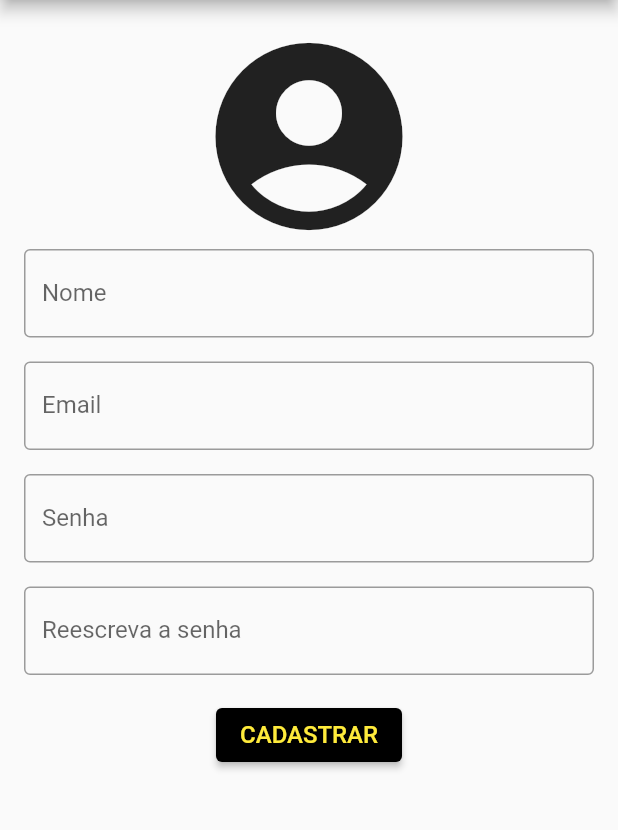
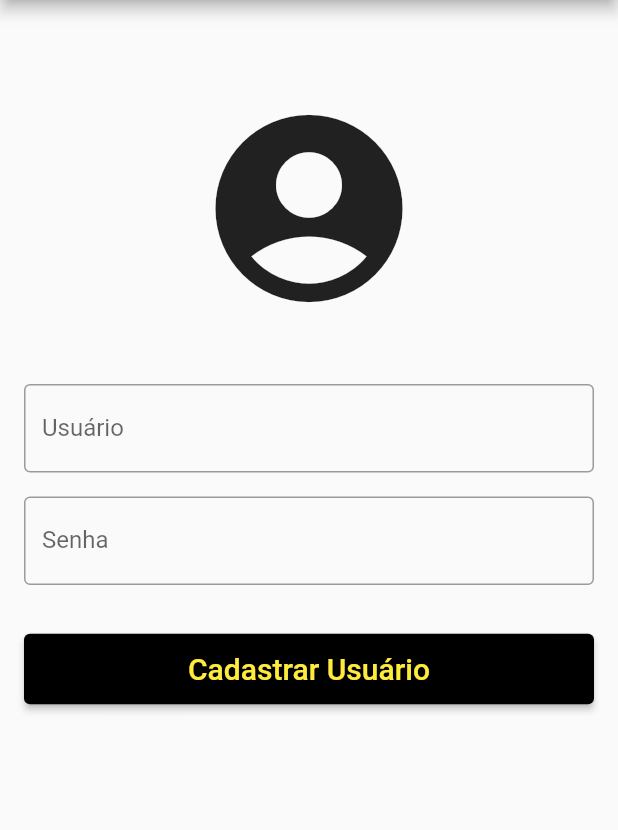
Before and after one commit to MarcosFelype/AstroApp-Project, a Flutter app: the screen it shows after launch, after a tap on "LOGIN", after a tap on "CADASTRE-SE", on a phone screen of 412 x 824 dp, the part 84-914 px from its top. Run offline on Flutter 3.47's test engine with Material 2 defaults, Android fonts, the phone set to English and light mode, and no system bars; our stand-ins replace sqflite, url_launcher_web; missing offline and left inert: shared_preferences_web; accounts and stored records are empty.

```diff
--- a/astroapp/lib/pages/cadastropage.dart
+++ b/astroapp/lib/pages/cadastropage.dart
@@ -1,16 +1,23 @@
+import 'package:astroapp/data/user_dao.dart';
+import 'package:astroapp/domain/user.dart';
 import 'package:flutter/material.dart';
 
-class CadastroPage extends StatefulWidget {
-  const CadastroPage({Key? key}) : super(key: key);
+class CadastroUser extends StatefulWidget {
+  const CadastroUser({Key? key}) : super(key: key);
 
   @override
-  State<CadastroPage> createState() => _CadastroPageState();
+  State<CadastroUser> createState() => _CadastroUserState();
 }
 
-class _CadastroPageState extends State<CadastroPage> {
+class _CadastroUserState extends State<CadastroUser> {
+  final _formKey = GlobalKey<FormState>();
+  TextEditingController userController = TextEditingController();
+  TextEditingController passwordController = TextEditingController();
+
   @override
   Widget build(BuildContext context) {
-    return Scaffold(
+    return SafeArea(
+      child: Scaffold(
         appBar: AppBar(
           backgroundColor: Color.fromARGB(255, 18, 30, 138),
           centerTitle: true,
@@ -18,70 +25,104 @@ class _CadastroPageState extends State<CadastroPage> {
             style: TextStyle(color: Colors.white),
           ),
         ),
-        body: ListView(
+        body: buildBody(),
+      ),
+    );
+  }
+
+  buildBody() {
+
+    return Padding(
+      padding: const EdgeInsets.all(16.0),
+      child: SingleChildScrollView(
+
+        child: Form(
+          key: _formKey,
+          child: Column(
+            crossAxisAlignment: CrossAxisAlignment.stretch,
             children: [
-            Container(
-              padding: const EdgeInsets.all(16),
-              decoration: const BoxDecoration(
-                color: Colors.transparent,
-              ),
-              child: Column(
-                  children: [
+              const SizedBox(height: 48),
               const Icon(
                 Icons.account_circle,
                 size: 150,
               ),
-                    const TextField(
-                      keyboardType: TextInputType.emailAddress,
-                      decoration: InputDecoration(
-                          labelText: 'Nome',
-                          border: OutlineInputBorder()
+              const SizedBox(height: 42),
+              TextFormField(
+                validator: (value) {
+                  if (value == null || value.isEmpty) {
+                    return 'Campo e-mail obrigatório';
+                  }
+                  return null;
+                },
+                controller: userController,
+                decoration: const InputDecoration(
+                    border: OutlineInputBorder(), labelText: 'Usuário'),
+              ),
+              const SizedBox(height: 16),
+              TextFormField(
+                controller: passwordController,
+                obscureText: true,
+                validator: (value) {
+                  if (value == null || value.isEmpty) {
+                    return 'Campo senha obrigatório';
+                  } else if (value.length < 6) {
+                    return 'Senha deve possuir no mínimo 8 digitos';
+                  }
+
+                  return null;
+                },
+                decoration: const InputDecoration(
+                    border: OutlineInputBorder(), labelText: 'Senha'),
+              ),
+              const SizedBox(height: 32),
+              ElevatedButton(
+                onPressed: onPressed,
+                style:
+                    ElevatedButton.styleFrom(primary: Colors.black),
+                child: const Padding(
+                  padding: EdgeInsets.symmetric(vertical: 12.0),
+                  child: Text(
+                    'Cadastrar Usuário',
+                    style: TextStyle(
+                      fontSize: 20,
+                      color: Colors.yellow
                     ),
                   ),
-                    const SizedBox(height: 16,),
-                    const TextField(
-                      keyboardType: TextInputType.emailAddress,
-                      decoration: InputDecoration(
-                          labelText: 'Email',
-                          border: OutlineInputBorder()
                 ),
               ),
-                    const SizedBox(height: 16,),
-                    const TextField(
-                      obscureText: true,
-                      decoration: InputDecoration(
-                          labelText: 'Senha',
-                          border: OutlineInputBorder()
+            ],
           ),
         ),
-                    const SizedBox(height: 16),
-                    const TextField(
-                      obscureText: true,
-                      decoration: InputDecoration(
-                          labelText: 'Reescreva a senha',
-                          border: OutlineInputBorder()
       ),
-                    ),
-                    const SizedBox(height: 16),
-                    ElevatedButton(
-                        onPressed: (){},
-                        child: const Text(
-                          'CADASTRAR',
-                          style: TextStyle(
-                            color: Colors.yellow,
-                            fontSize: 16,
-                          ),
-                        ),
-                        style: ElevatedButton.styleFrom(
-                          primary: Colors.black,
-                        )
-                    )
-                  ]
-              ),
-            )
-          ],
-        )
     );
+  }
 
+  onPressed() async {
+    if (_formKey.currentState!.validate()) {
+      String userDigitado = userController.text;
+      String passwordDigitado = passwordController.text;
+
+      User user = User(username: userDigitado, password: passwordDigitado);
+      await UserDao().salvarUser(user: user);
+
+      showSnackBar('Usuário foi salvo com sucesso!');
+      Navigator.pop(context);
+    } else {
+      showSnackBar("Erro na validação");
     }
   }
+
+  showSnackBar(String msg) {
+    final snackBar = SnackBar(
+      behavior: SnackBarBehavior.floating,
+      margin: const EdgeInsets.symmetric(
+        vertical: 80,
+        horizontal: 32,
+      ),
+      content: Text(msg),
+    );
+    ScaffoldMessenger.of(context).showSnackBar(snackBar);
+  }
+
+  // onPressedRegister() {}
+}
--- a/astroapp/lib/pages/homePage.dart
+++ b/astroapp/lib/pages/homePage.dart
@@ -48,7 +48,7 @@ class _HomePageState extends State<HomePage> {
                 onPressed: () {
                   Navigator.push(
                     context,
-                    MaterialPageRoute(builder: (context) => CadastroPage()),
+                    MaterialPageRoute(builder: (context) => CadastroUser()),
                   );
                 },
                 icon: const Icon(Icons.person),
--- a/astroapp/lib/pages/loginpage.dart
+++ b/astroapp/lib/pages/loginpage.dart
@@ -117,7 +117,7 @@ class _LoginPageState extends State<LoginPage> {
       context,
       MaterialPageRoute(
         builder: (context) {
-          return const CadastroPage();
+          return const CadastroUser();
         },
       ),
     );
```
Also changed, not shown: astroapp/lib/data/user_dao.dart (+7 -0 lines), astroapp/pubspec.lock, 9 other files. Lines whose indentation alone changed are shown as unchanged.
